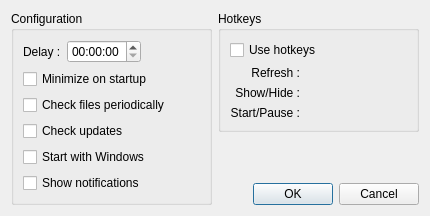
Above: src/gui/configdialog.ui from mistic100/UMWP-Autochanger before the change. Below: the same form after it.
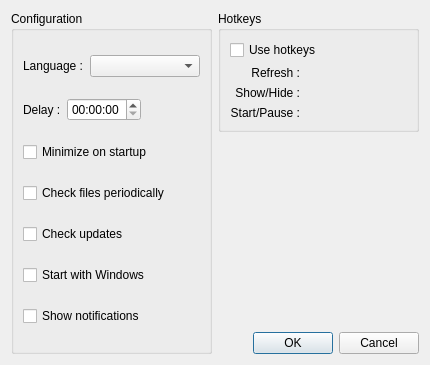
That is the form after the change. Custom widgets are drawn as their Qt base class.

Commit message: choosable language

The edit to the form file:
```diff
--- a/src/gui/configdialog.ui
+++ b/src/gui/configdialog.ui
@@ -7,29 +7,33 @@
     <x>0</x>
     <y>0</y>
     <width>430</width>
-    <height>188</height>
+    <height>216</height>
    </rect>
   </property>
   <property name="windowTitle">
    <string>Options</string>
   </property>
   <layout class="QGridLayout" name="gridLayout_1">
-   <item row="2" column="1">
-    <widget class="QDialogButtonBox" name="buttonBox">
-     <property name="orientation">
-      <enum>Qt::Horizontal</enum>
-     </property>
-     <property name="standardButtons">
-      <set>QDialogButtonBox::Cancel|QDialogButtonBox::Ok</set>
-     </property>
-    </widget>
-   </item>
-   <item row="0" column="0" rowspan="3">
+   <item row="0" column="0" rowspan="5">
     <widget class="QGroupBox" name="groupBox_1">
      <property name="title">
       <string>Configuration</string>
      </property>
      <layout class="QVBoxLayout" name="verticalLayout_1">
+      <item>
+       <layout class="QHBoxLayout" name="horizontalLayout" stretch="0,1">
+        <item>
+         <widget class="QLabel" name="label_5">
+          <property name="text">
+           <string>Language :</string>
+          </property>
+         </widget>
+        </item>
+        <item>
+         <widget class="QComboBox" name="optionLang"/>
+        </item>
+       </layout>
+      </item>
       <item>
        <layout class="QHBoxLayout" name="horizontalLayout_1">
         <item>
@@ -99,7 +103,17 @@
      </layout>
     </widget>
    </item>
-   <item row="0" column="1">
+   <item row="4" column="1">
+    <widget class="QDialogButtonBox" name="buttonBox">
+     <property name="orientation">
+      <enum>Qt::Horizontal</enum>
+     </property>
+     <property name="standardButtons">
+      <set>QDialogButtonBox::Cancel|QDialogButtonBox::Ok</set>
+     </property>
+    </widget>
+   </item>
+   <item row="0" column="1" rowspan="3">
     <widget class="QGroupBox" name="groupBox_2">
      <property name="title">
       <string>Hotkeys</string>
@@ -157,6 +171,19 @@
      </layout>
     </widget>
    </item>
+   <item row="3" column="1">
+    <spacer name="verticalSpacer">
+     <property name="orientation">
+      <enum>Qt::Vertical</enum>
+     </property>
+     <property name="sizeHint" stdset="0">
+      <size>
+       <width>20</width>
+       <height>40</height>
+      </size>
+     </property>
+    </spacer>
+   </item>
   </layout>
  </widget>
  <customwidgets>
```
The commit also changes 12 other files.
